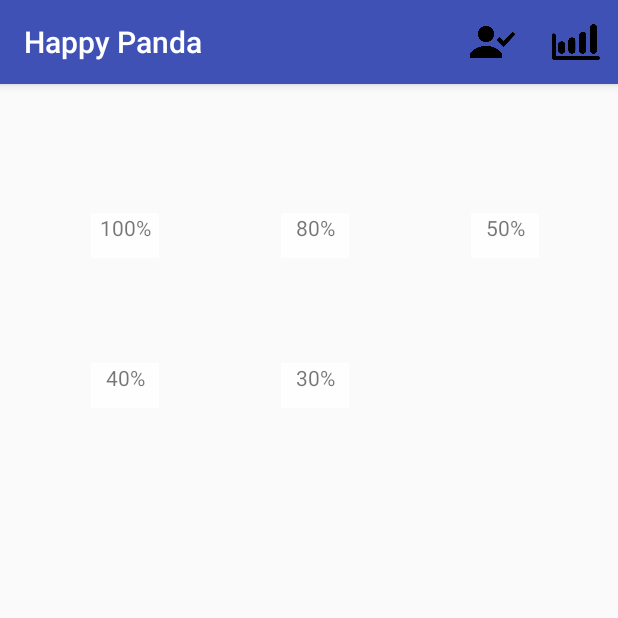
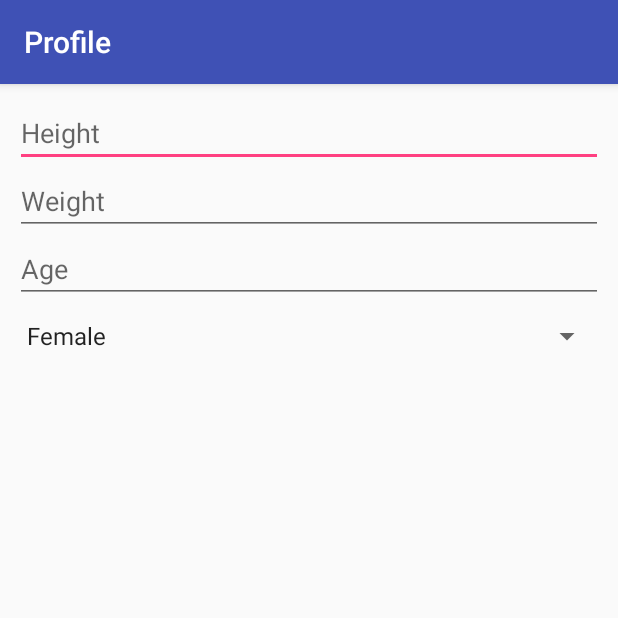
Before and after one commit to sabres207/happy-panda-client, an Android app: the screen it shows after launch (MainActivity before the commit, ProfileActivity after it), after a tap on "Profile", on a phone screen of 412 x 824 dp, the top half of it. Run offline under Robolectric (Android 15) with nearby library versions, the phone set to English and light mode, and no system bars; pictures from the network do not load.

Commit message:
Profile activity.

```diff
--- a/app/src/main/AndroidManifest.xml
+++ b/app/src/main/AndroidManifest.xml
@@ -18,6 +18,7 @@
 				<category android:name="android.intent.category.LAUNCHER"/>
 			</intent-filter>
 		</activity>
+		<activity android:name=".ProfileActivity"/>
 	</application>
 
 
--- a/app/src/main/java/happy_panda/client/MainActivity.java
+++ b/app/src/main/java/happy_panda/client/MainActivity.java
@@ -1,5 +1,6 @@
 package happy_panda.client;
 
+import android.content.Intent;
 import android.support.v4.app.DialogFragment;
 import android.support.v4.app.Fragment;
 import android.support.v4.app.FragmentTransaction;
@@ -65,7 +66,8 @@ public class MainActivity extends AppCompatActivity {
 		newEvent.setOnMenuItemClickListener(new MenuItem.OnMenuItemClickListener() {
 			@Override
 			public boolean onMenuItemClick(MenuItem menuItem) {
-				Toast.makeText(MainActivity.this, "Clicked item", Toast.LENGTH_SHORT).show();
+				Intent intent = new Intent(MainActivity.this, ProfileActivity.class);
+				startActivity(intent);
 				return true;
 			}
 		});
--- /dev/null
+++ b/app/src/main/java/happy_panda/client/ProfileActivity.java
@@ -0,0 +1,34 @@
+package happy_panda.client;
+
+import android.os.Bundle;
+import android.support.v7.app.AppCompatActivity;
+import android.support.v7.widget.GridLayoutManager;
+import android.support.v7.widget.RecyclerView;
+import android.view.Menu;
+import android.view.MenuItem;
+import android.view.View;
+import android.widget.ArrayAdapter;
+import android.widget.Spinner;
+import android.widget.Toast;
+//import android.widget.ProgressBar;
+
+public class ProfileActivity extends AppCompatActivity {
+
+	@Override
+	protected void onCreate(Bundle savedInstanceState) {
+		super.onCreate(savedInstanceState);
+
+		setContentView(R.layout.profile);
+		setTitle("Profile");
+		Spinner genderSpinner = (Spinner) findViewById(R.id.gender);
+		ArrayAdapter<String> adapter = new ArrayAdapter<>(this, android.R.layout.simple_spinner_item, new String[]{"Female", "Male"});
+		adapter.setDropDownViewResource(android.R.layout.simple_spinner_dropdown_item);
+		genderSpinner.setAdapter(adapter);
+
+//		progressBar = (ProgressBar) findViewById(R.id.progressBar);
+//        progressBar.setVisibility(View.GONE);
+
+	}
+
+
+}
--- /dev/null
+++ b/app/src/main/res/layout/profile.xml
@@ -0,0 +1,36 @@
+<?xml version="1.0" encoding="utf-8"?>
+<LinearLayout xmlns:android="http://schemas.android.com/apk/res/android"
+			  android:layout_width="match_parent"
+			  android:layout_height="match_parent"
+			  android:layout_margin="10dp"
+			  android:orientation="vertical">
+
+	<EditText
+		android:id="@+id/height"
+		android:layout_width="match_parent"
+		android:layout_height="wrap_content"
+		android:hint="Height"
+		android:inputType="number"/>
+
+	<EditText
+		android:id="@+id/weight"
+		android:layout_width="match_parent"
+		android:layout_height="wrap_content"
+		android:hint="Weight"
+		android:inputType="number"/>
+
+	<EditText
+		android:id="@+id/age"
+		android:layout_width="match_parent"
+		android:layout_height="wrap_content"
+		android:hint="Age"
+		android:inputType="number"/>
+
+	<Spinner
+		android:id="@+id/gender"
+		android:layout_width="match_parent"
+		android:layout_height="wrap_content"
+		android:layout_marginTop="10dp"
+		/>
+
+</LinearLayout>
--- a/app/src/main/res/values/strings.xml
+++ b/app/src/main/res/values/strings.xml
@@ -1,3 +1,8 @@
 <resources>
 	<string name="app_name">Happy Panda</string>
+
+	<!--<string-array name="gender">-->
+		<!--<item>Female</item>-->
+		<!--<item>Male</item>-->
+	<!--</string-array>-->
 </resources>
```
